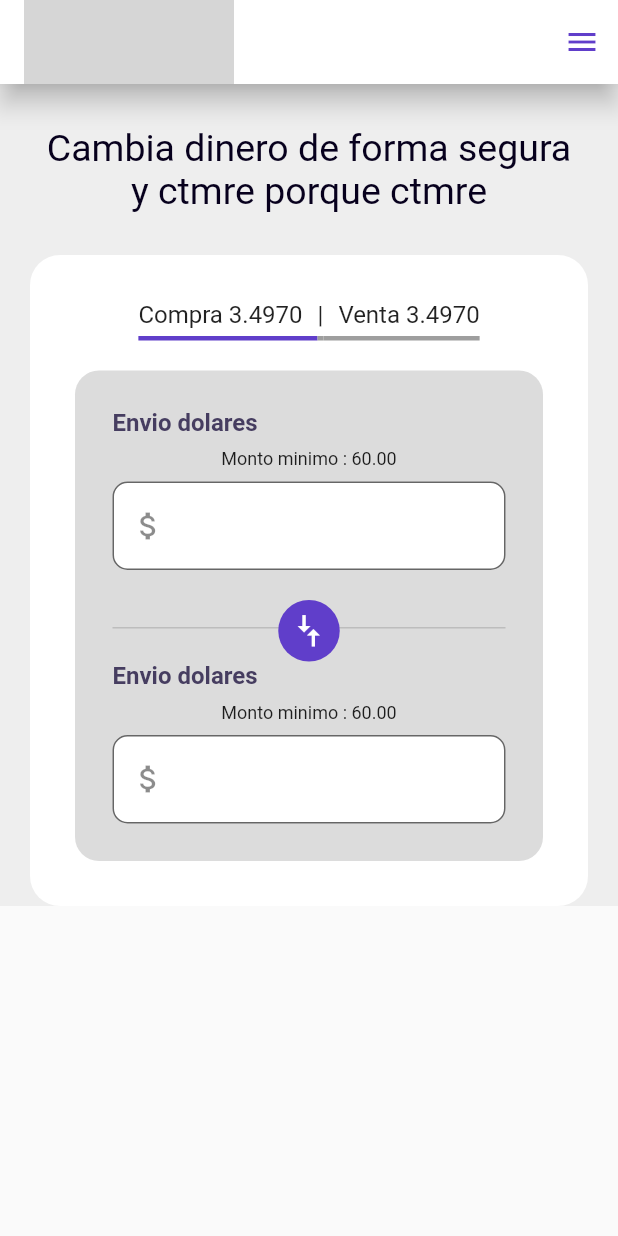
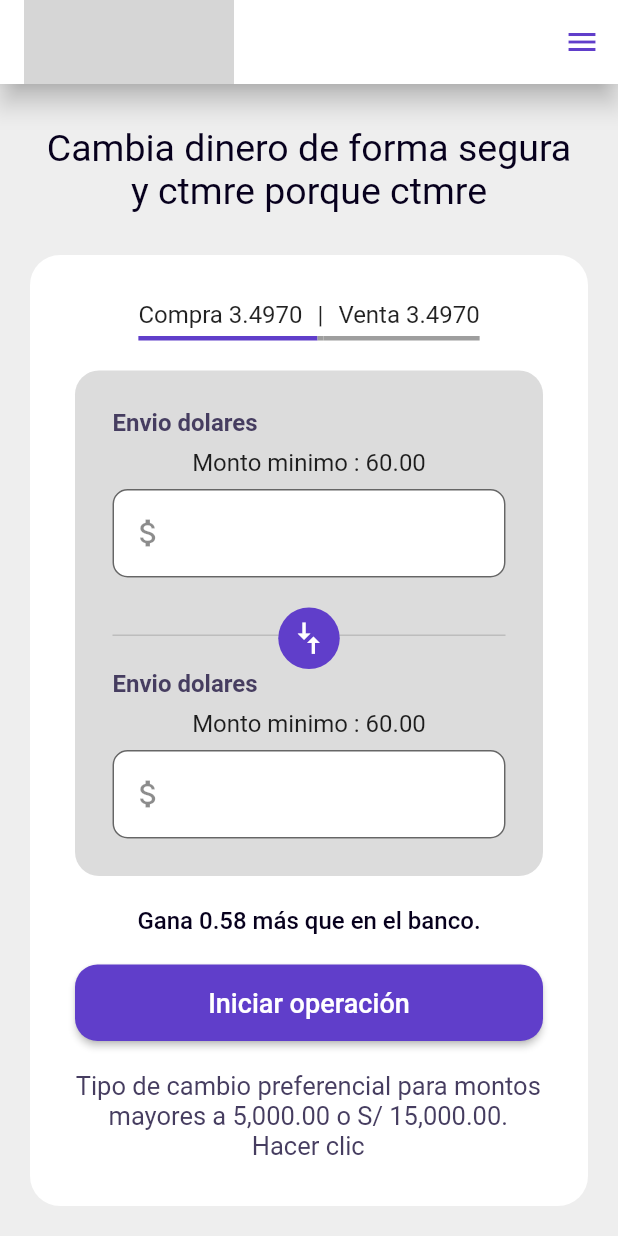
Before and after one commit to edlose16b/cambiosegurotest, a Flutter app: the screen it shows after launch, on a phone screen of 412 x 824 dp. Run offline on Flutter 3.47's test engine with Material 2 defaults, Android fonts, the phone set to English and light mode, and no system bars; network calls fail; grey boxes are pictures that could not be loaded.

Commit message:
ya pusheee p ctmr .I.

```diff
--- a/lib/ui/screens/home/divisa_input.component.dart
+++ b/lib/ui/screens/home/divisa_input.component.dart
@@ -35,7 +35,7 @@ class _DivisaInputDollarComponentState
           padding: const EdgeInsets.symmetric(vertical: 8),
           child: Text(
             'Monto minimo : 60.00',
-            style: TextStyle(fontSize: 12),
+            style: TextStyle(fontSize: 16),
           ),
         ),
         TextField(
--- a/lib/ui/screens/home/home.screen.dart
+++ b/lib/ui/screens/home/home.screen.dart
@@ -45,6 +45,9 @@ class _HomeScreenState extends State<HomeScreen> {
                 )),
               ),
               _renderCajaContenedora(),
+              SizedBox(
+                height: 20,
+              ),
             ],
           ),
         ),
@@ -65,6 +68,18 @@ class _HomeScreenState extends State<HomeScreen> {
             height: 20,
           ),
           _renderBodyForm(),
+          Padding(
+            padding: EdgeInsets.all(20.0),
+            child: Text(
+              "Gana 0.58 más que en el banco.",
+              style: TextStyle(
+              fontSize: 16,
+              fontWeight: FontWeight.w500,
+              color: Color(0XFF07001d)
+            ),),
+          ),
+          _renderButtonStartOperation(),
+          _renderInfoPreferentialRates(),
         ],
       ),
     );
@@ -85,6 +100,7 @@ class _HomeScreenState extends State<HomeScreen> {
           DivisaInputDollarComponent()
         ],
       ),
+
     );
   }
 
@@ -143,4 +159,32 @@ class _HomeScreenState extends State<HomeScreen> {
       ],
     );
   }
+
+  Widget _renderButtonStartOperation() {
+    return SizedBox(
+      width: double.infinity,
+      child: RaisedButton(
+        shape: new RoundedRectangleBorder(
+          borderRadius: BorderRadius.circular(15)
+        ),
+        padding: EdgeInsets.all(15),
+        textColor: Colors.white,
+        color: Theme.of(context).primaryColor,
+        onPressed: () => {},
+        child: new Text("Iniciar operación", style: TextStyle(fontSize: 18.0))
+      )
+    );
+  }
+
+  Widget _renderInfoPreferentialRates() {
+    return Padding(
+      padding: EdgeInsets.only(top: 20, bottom: 0, right: 1, left: 0),
+        child: Text(
+          "Tipo de cambio preferencial para montos mayores a 5,000.00 o S/ 15,000.00. Hacer clic",
+          textAlign: TextAlign.center,
+          style: TextStyle(fontSize: 17, color: Color(0XFF463d60)),
+
+        )
+    );
+  }
 }
```
Also changed, not shown: pubspec.yaml (line endings or trailing spaces).
